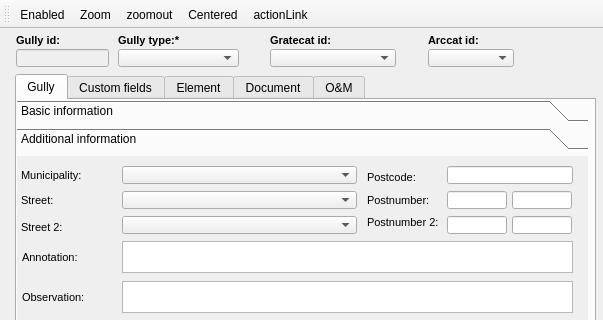
First picture: the form in init_ui/ud_man_gully.ui, repository Giswater/giswater_qgis_plugin, before the edit; both pictures show x 0 to 603 and y 0 to 320 of the 603 by 636 pixel window.
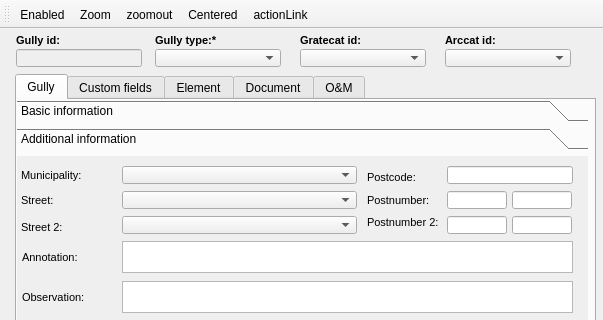
Second picture: the form after the edit. The open tabs and pages were chosen to show the change. Icons and pictures are not drawn. Custom widgets are drawn as their Qt base class.

Commit message: Update gully form

What changed in the file:
```diff
--- a/init_ui/ud_man_gully.ui
+++ b/init_ui/ud_man_gully.ui
@@ -20,7 +20,7 @@
    <widget class="QLabel" name="label_connec_arcat_id">
     <property name="geometry">
      <rect>
-      <x>428</x>
+      <x>445</x>
       <y>0</y>
       <width>76</width>
       <height>22</height>
@@ -58,7 +58,7 @@
    <widget class="QLabel" name="label_gratecat_id">
     <property name="geometry">
      <rect>
-      <x>270</x>
+      <x>300</x>
       <y>0</y>
       <width>90</width>
       <height>22</height>
@@ -101,7 +101,7 @@
      <rect>
       <x>16</x>
       <y>20</y>
-      <width>93</width>
+      <width>126</width>
       <height>18</height>
      </rect>
     </property>
@@ -112,9 +112,9 @@
    <widget class="QComboBox" name="connec_arccat_id">
     <property name="geometry">
      <rect>
-      <x>428</x>
+      <x>445</x>
       <y>20</y>
-      <width>86</width>
+      <width>126</width>
       <height>18</height>
      </rect>
     </property>
@@ -3088,7 +3088,7 @@
    <widget class="QComboBox" name="gratecat_id">
     <property name="geometry">
      <rect>
-      <x>270</x>
+      <x>300</x>
       <y>20</y>
       <width>126</width>
       <height>18</height>
@@ -3163,9 +3163,9 @@
    <widget class="QComboBox" name="gully_type">
     <property name="geometry">
      <rect>
-      <x>118</x>
+      <x>155</x>
       <y>20</y>
-      <width>121</width>
+      <width>126</width>
       <height>18</height>
      </rect>
     </property>
@@ -3173,7 +3173,7 @@
    <widget class="QLabel" name="label_gully_type">
     <property name="geometry">
      <rect>
-      <x>118</x>
+      <x>155</x>
       <y>0</y>
       <width>90</width>
       <height>22</height>
```
Left out of the diff: 8 changed lines with no effect on the pictures.
